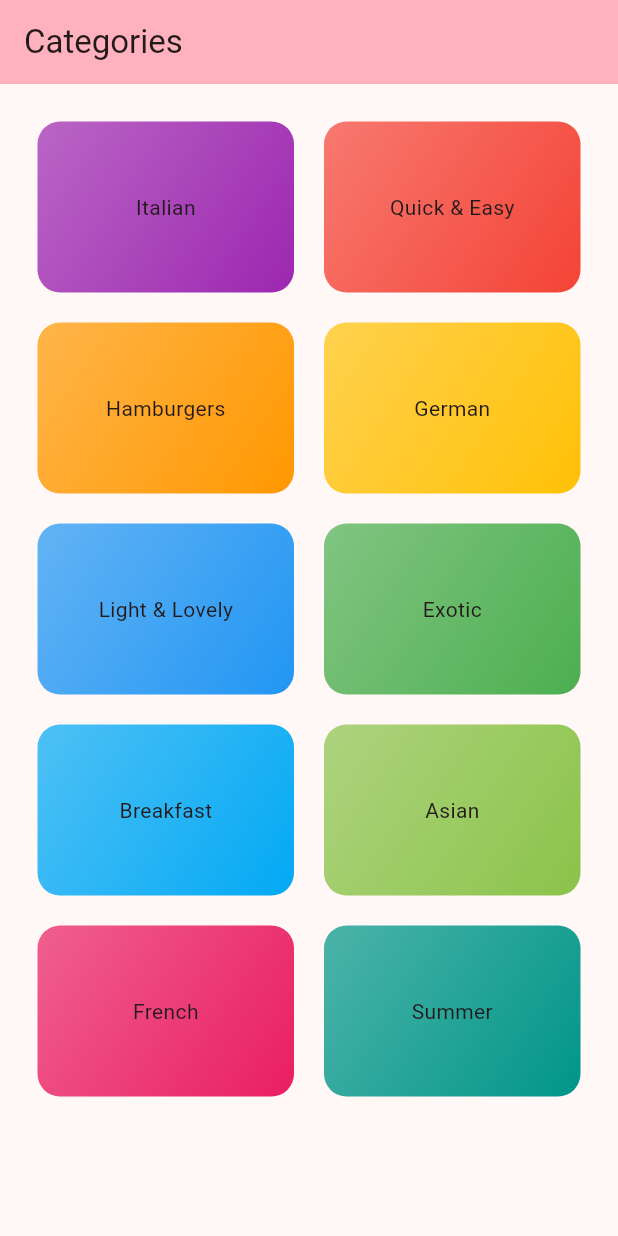
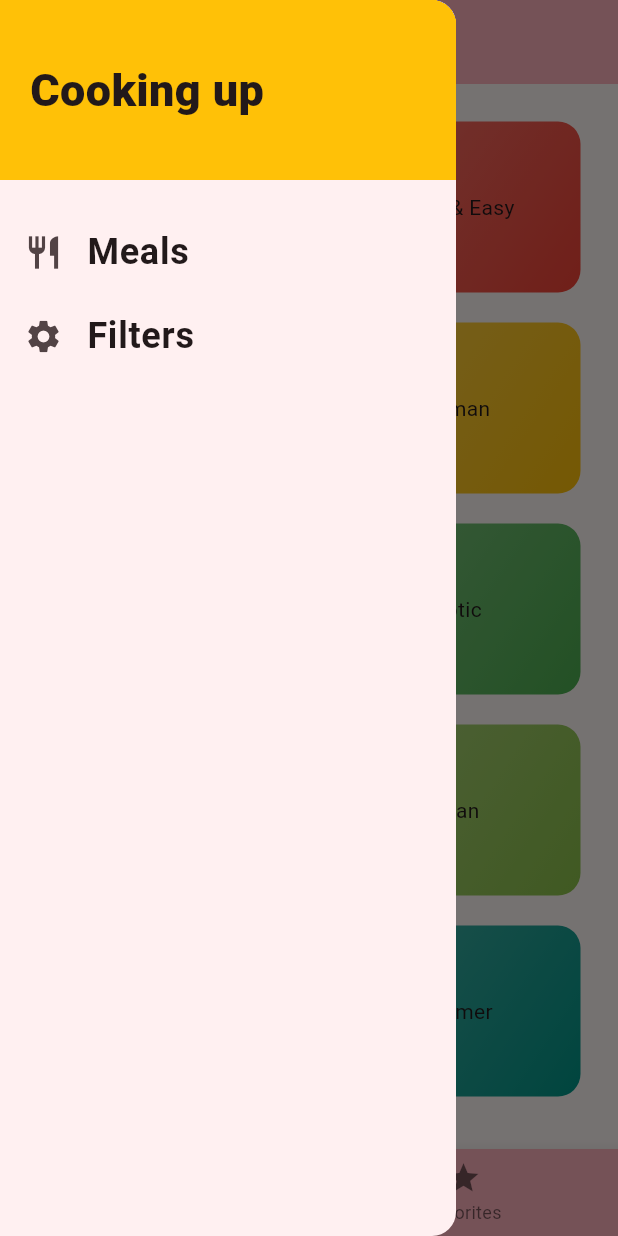
Before and after one commit to iugmali/flutter_meals, a Flutter app: the screen it shows after launch, with the side drawer open (before the commit the screen has no drawer), on a phone screen of 412 x 824 dp. Run offline on Flutter 3.47's test engine with Material 2 defaults, Android fonts, the phone set to English and light mode, and no system bars.

Commit message:
feat(pages): add bottom tabs and drawer
add bottom tabs and drawer

```diff
--- a/lib/main.dart
+++ b/lib/main.dart
@@ -1,6 +1,8 @@
 import 'package:flutter/material.dart';
-import 'package:flutter_meals/pages/meal_detail_page.dart';
 
+import 'pages/filters_page.dart';
+import 'pages/meal_detail_page.dart';
+import 'pages/tabs_page.dart';
 import 'pages/categories_page.dart';
 import 'pages/category_meals_page.dart';
 
@@ -14,16 +16,19 @@ class MyApp extends StatelessWidget {
   @override
   Widget build(BuildContext context) {
     return MaterialApp(
+      debugShowCheckedModeBanner: false,
       title: 'Flutter Meals',
       theme: ThemeData(
         colorScheme: ColorScheme.fromSeed(seedColor: Colors.pink, secondary: Colors.amber),
         useMaterial3: true,
       ),
-      initialRoute: CategoriesPage.routeName,
+      initialRoute: '/',
       routes: {
+        '/': (ctx) => const TabsPage(),
         CategoriesPage.routeName: (ctx) => const CategoriesPage(),
         CategoryMealsPage.routeName: (ctx) => const CategoryMealsPage(),
         MealDetailPage.routeName: (ctx) => const MealDetailPage(),
+        FiltersPage.routeName: (ctx) => const FiltersPage()
       },
       onGenerateRoute: (settings) {
 
--- a/lib/pages/categories_page.dart
+++ b/lib/pages/categories_page.dart
@@ -9,13 +9,7 @@ class CategoriesPage extends StatelessWidget {
 
   @override
   Widget build(BuildContext context) {
-    return SafeArea(
-        child: Scaffold(
-          appBar: AppBar(
-            title: const Text("Categories"),
-            backgroundColor: Theme.of(context).colorScheme.inversePrimary,
-          ),
-          body: GridView(
+    return GridView(
             padding: const EdgeInsets.all(25),
             gridDelegate: const SliverGridDelegateWithMaxCrossAxisExtent(
                 maxCrossAxisExtent: 200,
@@ -30,7 +24,6 @@ class CategoriesPage extends StatelessWidget {
                       key: Key(e.id),
                     ))
                 .toList(),
-      ),
-    ));
+      );
   }
 }
--- /dev/null
+++ b/lib/pages/favorites_page.dart
@@ -0,0 +1,10 @@
+import 'package:flutter/material.dart';
+
+class FavoritesPage extends StatelessWidget {
+  const FavoritesPage({super.key});
+
+  @override
+  Widget build(BuildContext context) {
+    return const Center(child: Text('Favorites'),);
+  }
+}
--- /dev/null
+++ b/lib/pages/filters_page.dart
@@ -0,0 +1,18 @@
+import 'package:flutter/material.dart';
+
+import '../widgets/main_drawer.dart';
+
+class FiltersPage extends StatelessWidget {
+  const FiltersPage({super.key});
+
+  static String routeName = '/filters';
+
+  @override
+  Widget build(BuildContext context) {
+    return SafeArea(child: Scaffold(
+      appBar: AppBar(title: Text('Filters'), backgroundColor: Theme.of(context).colorScheme.inversePrimary,),
+      drawer: const MainDrawer(),
+    ),
+    );
+  }
+}
--- /dev/null
+++ b/lib/pages/tabs_page.dart
@@ -0,0 +1,59 @@
+import 'package:flutter/material.dart';
+
+import '../widgets/main_drawer.dart';
+import './favorites_page.dart';
+import './categories_page.dart';
+
+class TabsPage extends StatefulWidget {
+  const TabsPage({super.key});
+
+  @override
+  State<TabsPage> createState() => _TabsPageState();
+}
+
+class _TabsPageState extends State<TabsPage> {
+
+  final List<Map<String, Object>> _pages = const [
+    {'page': CategoriesPage(), 'title': 'Categories'},
+    {'page': FavoritesPage(), 'title': 'Favorites'},
+  ];
+
+  int _selectedPageIndex = 0;
+
+  void _selectPage(int index) {
+    setState(() {
+      _selectedPageIndex = index;
+    });
+  }
+
+  @override
+  Widget build(BuildContext context) {
+    return SafeArea(
+      child: Scaffold(
+          appBar: AppBar(
+            title: Text(_pages[_selectedPageIndex]['title'] as String),
+            backgroundColor: Theme.of(context).colorScheme.inversePrimary,
+          ),
+          drawer: const MainDrawer(),
+          bottomNavigationBar: BottomNavigationBar(
+            onTap: _selectPage,
+
+            backgroundColor: Theme.of(context).colorScheme.inversePrimary,
+            currentIndex: _selectedPageIndex,
+            items: const [
+              BottomNavigationBarItem(
+                  icon: Icon(Icons.category),
+                  tooltip: 'Categories',
+
+                  label: 'Categories'),
+              BottomNavigationBarItem(
+                  icon: Icon(Icons.star),
+                  tooltip: 'Favorites',
+                  label: 'Favorites'),
+            ],
+          ),
+          body: _pages[_selectedPageIndex]['page'] as Widget,
+      )
+    );
+  }
+}
--- /dev/null
+++ b/lib/widgets/main_drawer.dart
@@ -0,0 +1,51 @@
+import 'package:flutter/material.dart';
+
+import '../pages/filters_page.dart';
+
+class MainDrawer extends StatelessWidget {
+  const MainDrawer({super.key});
+
+  Widget _buildListTile(String title, IconData icon, VoidCallback tapHandler) {
+    return ListTile(
+      leading: Icon(
+        icon,
+        size: 26,
+      ),
+      title: Text(
+        title,
+        style: const TextStyle(fontWeight: FontWeight.bold, fontSize: 24),
+      ),
+      onTap: tapHandler,
+    );
+  }
+
+  @override
+  Widget build(BuildContext context) {
+    return Drawer(
+      child: Column(
+        children: [
+          Container(
+            color: Theme.of(context).colorScheme.secondary,
+            height: 120,
+            width: double.infinity,
+            padding: const EdgeInsets.all(20),
+            alignment: Alignment.centerLeft,
+            child: const Text(
+              'Cooking up',
+              style: TextStyle(fontSize: 30, fontWeight: FontWeight.w900),
+            ),
+          ),
+          const SizedBox(
+            height: 20,
+          ),
+          _buildListTile('Meals', Icons.restaurant, () {
+            Navigator.of(context).pushReplacementNamed('/');
+          }),
+          _buildListTile('Filters', Icons.settings, () {
+            Navigator.of(context).pushReplacementNamed(FiltersPage.routeName);
+          }),
+        ],
+      ),
+    );
+  }
+}
```
